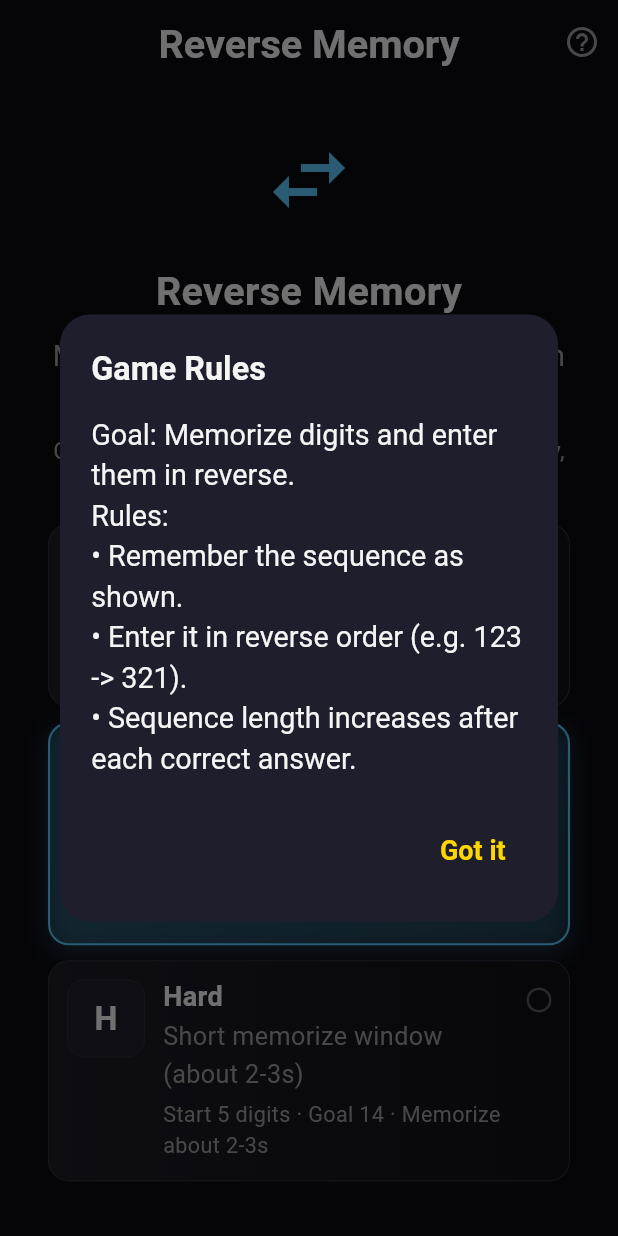
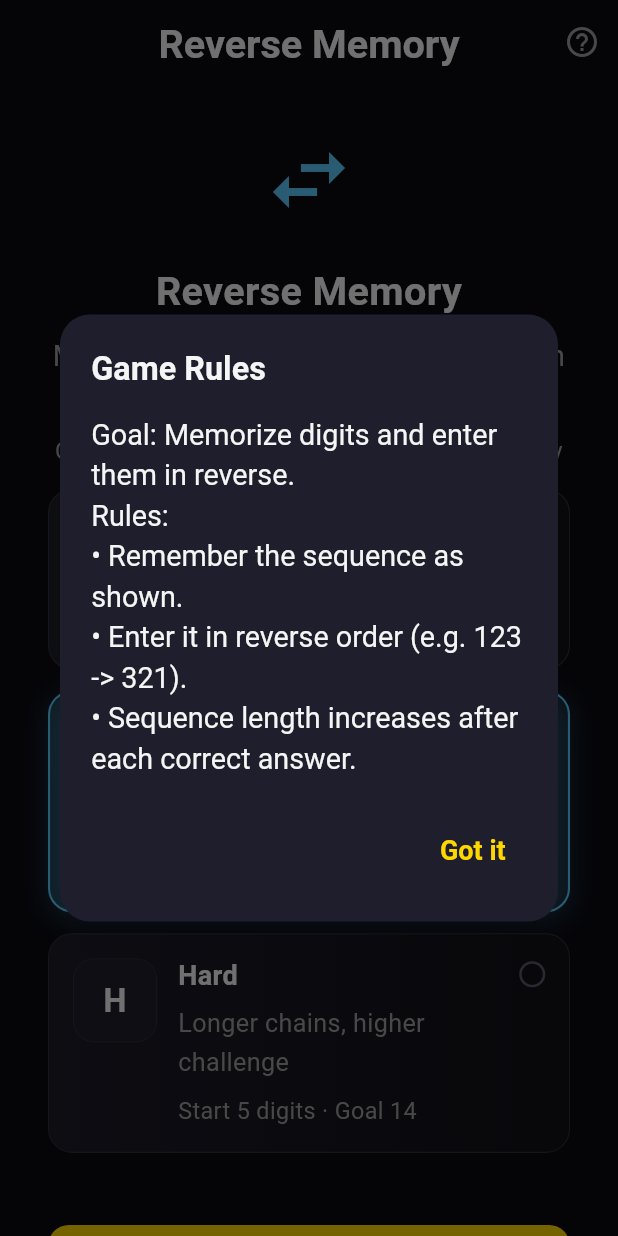
Before and after one commit to BinGess/puzzleGames, a Flutter app: the ReverseMemoryScreen screen opened by its route, on a phone screen of 412 x 824 dp. Run offline on Flutter 3.47's test engine with Material 3 defaults, Android fonts, the phone set to English and light mode, and no system bars; our stand-ins replace audioplayers, fl_chart, flutter_riverpod, go_router, google_fonts, hive_flutter and 2 more; accounts and stored records are empty; Roboto replaces fonts that are missing (Cairo).

Commit message:
优化了一下游戏的体验

```diff
--- a/lib/presentation/common_widgets/difficulty_option_list.dart
+++ b/lib/presentation/common_widgets/difficulty_option_list.dart
@@ -33,7 +33,7 @@ class DifficultyOptionList<T> extends StatelessWidget {
     required this.selectedValue,
     required this.onChanged,
     required this.accentColor,
-    this.spacing = 10,
+    this.spacing = 14,
   });
 
   @override
@@ -80,7 +80,7 @@ class _DifficultyOptionTile<T> extends StatelessWidget {
       onTap: onTap,
       child: AnimatedContainer(
         duration: const Duration(milliseconds: 220),
-        padding: const EdgeInsets.fromLTRB(12, 12, 10, 12),
+        padding: const EdgeInsets.fromLTRB(16, 16, 14, 16),
         decoration: BoxDecoration(
           gradient: selected
               ? LinearGradient(
@@ -94,7 +94,7 @@ class _DifficultyOptionTile<T> extends StatelessWidget {
               : const LinearGradient(
                   colors: [Color(0xFF1C1C28), Color(0xFF111118)],
                 ),
-          borderRadius: BorderRadius.circular(14),
+          borderRadius: BorderRadius.circular(16),
           border: Border.all(
             color: selected ? accentColor : AppColors.border,
             width: selected ? 1.4 : 0.7,
@@ -113,14 +113,14 @@ class _DifficultyOptionTile<T> extends StatelessWidget {
           crossAxisAlignment: CrossAxisAlignment.start,
           children: [
             Container(
-              width: 52,
-              height: 52,
+              width: 56,
+              height: 56,
               alignment: Alignment.center,
               decoration: BoxDecoration(
                 color: selected
                     ? accentColor.withValues(alpha: 0.16)
                     : AppColors.surfaceElevated,
-                borderRadius: BorderRadius.circular(12),
+                borderRadius: BorderRadius.circular(14),
                 border: Border.all(
                   color: selected
                       ? accentColor.withValues(alpha: 0.75)
@@ -136,7 +136,7 @@ class _DifficultyOptionTile<T> extends StatelessWidget {
                 ),
               ),
             ),
-            const SizedBox(width: 12),
+            const SizedBox(width: 14),
             Expanded(
               child: Column(
                 crossAxisAlignment: CrossAxisAlignment.start,
@@ -148,36 +148,34 @@ class _DifficultyOptionTile<T> extends StatelessWidget {
                       fontWeight: FontWeight.w700,
                     ),
                   ),
-                  const SizedBox(height: 2),
+                  const SizedBox(height: 6),
                   Text(
                     option.subtitle,
                     style: AppTypography.bodySmall.copyWith(
                       color: subtitleColor,
+                      height: 1.55,
                     ),
                   ),
                   if (option.details != null) ...[
-                    const SizedBox(height: 4),
+                    const SizedBox(height: 8),
                     Text(
                       option.details!,
                       style: AppTypography.caption.copyWith(
                         color: AppColors.textSecondary,
-                        fontSize: 12,
+                        height: 1.45,
                       ),
                     ),
                   ],
                 ],
               ),
             ),
-            const SizedBox(width: 8),
-            Padding(
-              padding: const EdgeInsets.only(top: 4),
-              child: Icon(
-                selected
-                    ? Icons.check_circle_rounded
-                    : Icons.radio_button_unchecked_rounded,
-                size: 20,
-                color: selected ? accentColor : AppColors.textDisabled,
-              ),
+            const SizedBox(width: 10),
+            Icon(
+              selected
+                  ? Icons.check_circle_rounded
+                  : Icons.radio_button_unchecked_rounded,
+              size: 21,
+              color: selected ? accentColor : AppColors.textDisabled,
             ),
           ],
         ),
--- a/lib/presentation/games/number_memory/number_memory_screen.dart
+++ b/lib/presentation/games/number_memory/number_memory_screen.dart
@@ -77,22 +77,11 @@ class _NumberMemoryScreenState extends ConsumerState<NumberMemoryScreen> {
           BuildContext context, _NumberMemoryDifficulty difficulty) =>
       switch (difficulty) {
         _NumberMemoryDifficulty.easy =>
-          tr(context, 'وقت أطول للحفظ', 'Longer memorize window', '记忆时间更充裕'),
-        _NumberMemoryDifficulty.medium =>
-          tr(context, 'تحدٍ متوازن', 'Balanced challenge', '平衡挑战'),
-        _NumberMemoryDifficulty.hard => tr(context, 'زمن حفظ أقصر (حوالي ٢–٣ث)',
-            'Short memorize window (about 2-3s)', '更短记忆时间（约2-3秒）'),
-      };
-
-  String _memorizeWindowLabel(
-          BuildContext context, _NumberMemoryDifficulty difficulty) =>
-      switch (difficulty) {
-        _NumberMemoryDifficulty.easy =>
-          tr(context, 'حفظ ٢.٨–٦.٨ث', 'Memorize 2.8-6.8s', '记忆 2.8-6.8 秒'),
-        _NumberMemoryDifficulty.medium =>
-          tr(context, 'حفظ ٢.٢–٥.٦ث', 'Memorize 2.2-5.6s', '记忆 2.2-5.6 秒'),
-        _NumberMemoryDifficulty.hard =>
-          tr(context, 'حفظ حوالي ٢–٣ث', 'Memorize about 2-3s', '记忆约 2-3 秒'),
+          tr(context, 'إيقاع دخول مريح', 'Gentle onboarding pace', '入门节奏更平稳'),
+        _NumberMemoryDifficulty.medium => tr(context, 'تحدٍ متوازن في الطول',
+            'Balanced length challenge', '长度挑战更均衡'),
+        _NumberMemoryDifficulty.hard => tr(context, 'ضغط أعلى وسلسلة أطول',
+            'Higher pressure, longer chains', '压力更高，序列更长'),
       };
 
   String _difficultyMeta(
@@ -101,9 +90,9 @@ class _NumberMemoryScreenState extends ConsumerState<NumberMemoryScreen> {
     final goal = _goalLengthFor(difficulty);
     return tr(
       context,
-      'بداية $start أرقام · هدف $goal · ${_memorizeWindowLabel(context, difficulty)}',
-      'Start $start digits · Goal $goal · ${_memorizeWindowLabel(context, difficulty)}',
-      '起始 $start 位 · 目标 $goal 位 · ${_memorizeWindowLabel(context, difficulty)}',
+      'بداية $start أرقام · هدف $goal',
+      'Start $start digits · Goal $goal',
+      '起始 $start 位 · 目标 $goal 位',
     );
   }
 
--- a/lib/presentation/games/reverse_memory/reverse_memory_screen.dart
+++ b/lib/presentation/games/reverse_memory/reverse_memory_screen.dart
@@ -71,23 +71,12 @@ class _ReverseMemoryScreenState extends ConsumerState<ReverseMemoryScreen> {
 
   String _difficultyHint(BuildContext context, _ReverseDifficulty difficulty) =>
       switch (difficulty) {
-        _ReverseDifficulty.easy => tr(context, 'حفظ مريح وبداية قصيرة',
-            'Calmer pace, shorter strings', '节奏更稳，起始更短'),
-        _ReverseDifficulty.medium => tr(context, 'ضغط متوازن مع تقلص الوقت',
-            'Balanced pressure with shrinking time', '平衡压力，时间逐步收紧'),
-        _ReverseDifficulty.hard => tr(context, 'زمن حفظ أقصر (حوالي ٢–٣ث)',
-            'Short memorize window (about 2-3s)', '更短记忆时间（约2-3秒）'),
-      };
-
-  String _memorizeWindowLabel(
-          BuildContext context, _ReverseDifficulty difficulty) =>
-      switch (difficulty) {
-        _ReverseDifficulty.easy =>
-          tr(context, 'حفظ ٤.٨–٢.٤ث', 'Memorize 4.8-2.4s', '记忆 4.8-2.4 秒'),
-        _ReverseDifficulty.medium =>
-          tr(context, 'حفظ ٤.٢–١.٦ث', 'Memorize 4.2-1.6s', '记忆 4.2-1.6 秒'),
-        _ReverseDifficulty.hard =>
-          tr(context, 'حفظ حوالي ٢–٣ث', 'Memorize about 2-3s', '记忆约 2-3 秒'),
+        _ReverseDifficulty.easy => tr(context, 'إيقاع ثابت وبداية قصيرة',
+            'Steady pace, shorter strings', '节奏稳定，起始更短'),
+        _ReverseDifficulty.medium => tr(context, 'ضغط متوازن في الطول',
+            'Balanced pressure on sequence length', '长度压力更均衡'),
+        _ReverseDifficulty.hard => tr(context, 'سلاسل أطول وتحدٍ أعلى',
+            'Longer chains, higher challenge', '序列更长，挑战更高'),
       };
 
   String _difficultyMeta(BuildContext context, _ReverseDifficulty difficulty) {
@@ -95,9 +84,9 @@ class _ReverseMemoryScreenState extends ConsumerState<ReverseMemoryScreen> {
     final goal = _goalLengthFor(difficulty);
     return tr(
       context,
-      'بداية $start أرقام · هدف $goal · ${_memorizeWindowLabel(context, difficulty)}',
-      'Start $start digits · Goal $goal · ${_memorizeWindowLabel(context, difficulty)}',
-      '起始 $start 位 · 目标 $goal 位 · ${_memorizeWindowLabel(context, difficulty)}',
+      'بداية $start أرقام · هدف $goal',
+      'Start $start digits · Goal $goal',
+      '起始 $start 位 · 目标 $goal 位',
     );
   }
 
@@ -264,9 +253,9 @@ class _ReverseMemoryScreenState extends ConsumerState<ReverseMemoryScreen> {
             )
           : tr(
               context,
-              'كلما زاد الطول، يقل وقت الحفظ. واصل التحدي!',
-              'As length grows, memorize time shrinks. Keep pushing!',
-              '位数越高，记忆时间越短，继续挑战！',
+              'واصل التدريب لرفع أقصى طول يمكن عكسه.',
+              'Keep training to push your maximum reverse length.',
+              '继续训练，提升你的最大倒序长度。',
             ),
       'economyLabel': GameEconomyHelper.buildRewardLabel(context, economy),
       'economyTip': GameEconomyHelper.buildRewardTip(context, economy),
@@ -349,9 +338,9 @@ class _ReverseMemoryScreenState extends ConsumerState<ReverseMemoryScreen> {
             Text(
               tr(
                 context,
-                'التحدي يمتد حسب الصعوبة المختارة، والوقت يقل تدريجيًا',
-                'Challenge length depends on selected difficulty, and display time shrinks each round',
-                '挑战长度取决于难度，展示时间会逐步缩短',
+                'التحدي يمتد حسب الصعوبة المختارة',
+                'Challenge length depends on selected difficulty',
+                '挑战长度取决于所选难度',
               ),
               style: AppTypography.caption
                   .copyWith(color: AppColors.textSecondary),
```
Also changed, not shown: lib/presentation/games/reaction_time/reaction_time_screen.dart (+9 -5 lines), lib/presentation/games/sequence_memory/sequence_memory_screen.dart (+6 -3 lines), lib/presentation/games/visual_memory/visual_memory_screen.dart (+4 -4 lines).
